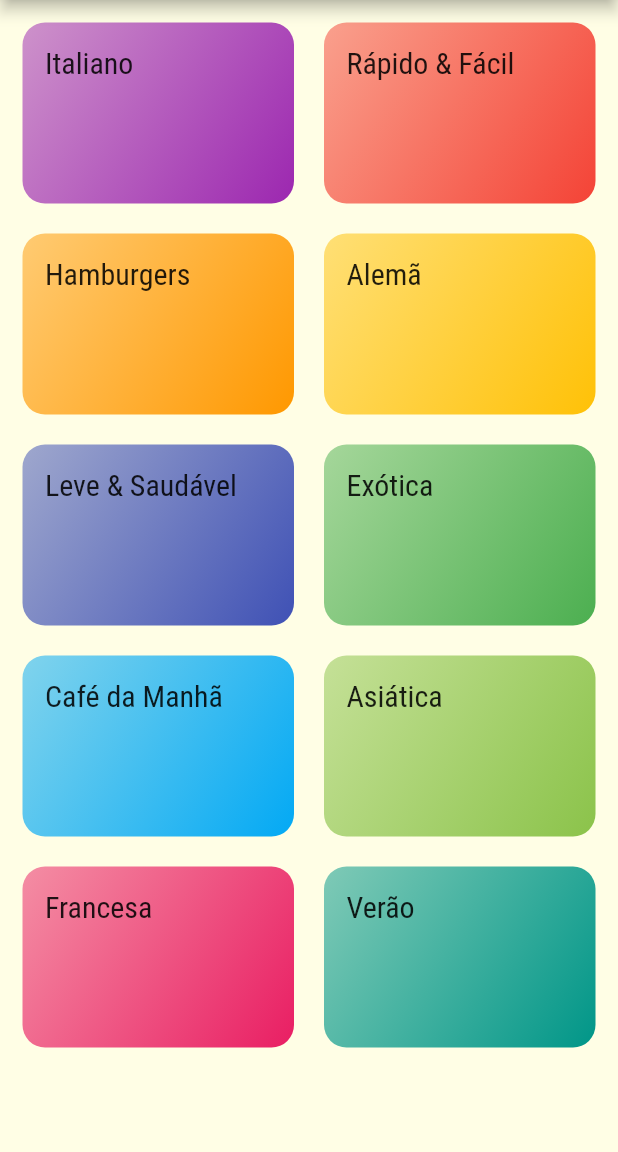
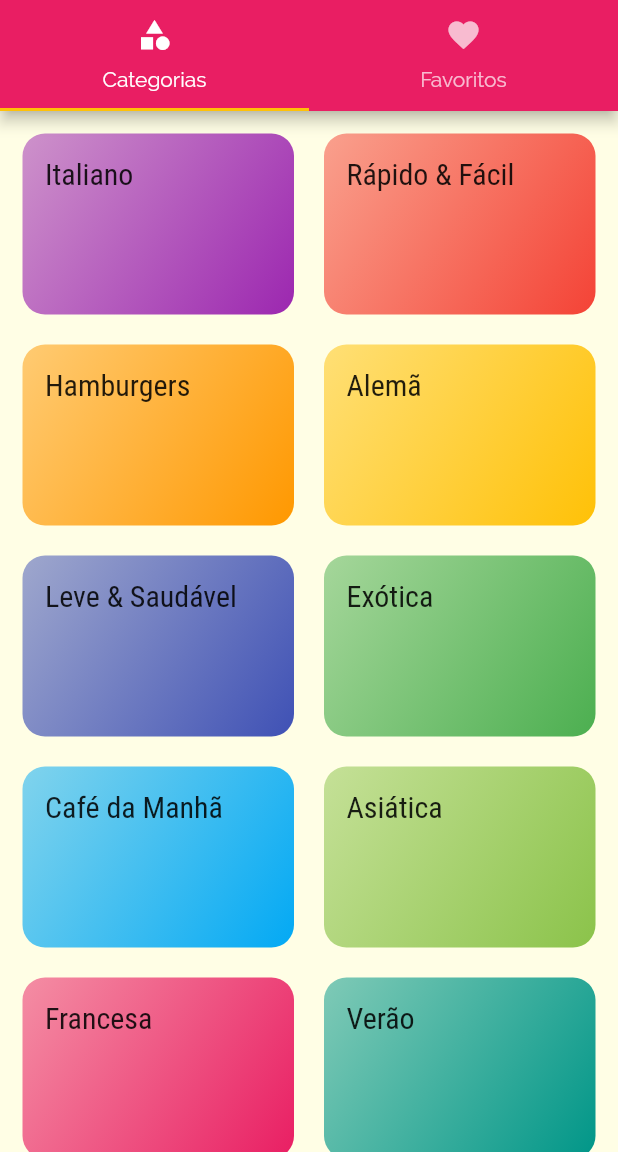
Before and after one commit to enilsonfilho/restaurant-app, a Flutter app: the screen it shows after launch, on a phone screen of 412 x 824 dp, the part 84-1236 px from its top. Run offline on Flutter 3.47's test engine with Material 2 defaults, Android fonts, the light colour scheme and no system bars.

Commit message:
feat: TabBar

```diff
--- a/lib/main.dart
+++ b/lib/main.dart
@@ -1,6 +1,7 @@
 import 'package:app_restaurante/screens/categories_meals_screen.dart';
 import 'package:app_restaurante/screens/categories_screen.dart';
 import 'package:app_restaurante/screens/meal_detail_screen.dart';
+import 'package:app_restaurante/screens/tabs_screen.dart';
 import 'package:app_restaurante/utils/app_routers.dart';
 import 'package:flutter/material.dart';
 
@@ -25,7 +26,7 @@
             )),
         ),
       routes: {
-        AppRoutes.HOME: (ctx) => CategoriesScreen(), // Rota principal (home)
+        AppRoutes.HOME: (ctx) => TabsScreen(), // Rota principal (home)
         AppRoutes.CATEGORIES_MEALS: (ctx) => CategoriesMealsScreen(),
         AppRoutes.MEAL_DETAIL: (ctx) => MealDeatilScreen(),
       },
--- a/lib/screens/categories_screen.dart
+++ b/lib/screens/categories_screen.dart
@@ -6,11 +6,7 @@
 
   @override
   Widget build(BuildContext context) {
-    return Scaffold(
-      appBar: AppBar(
-        title: Text('Vamos Cozinhar?')
-      ),
-      body: GridView(
+    return GridView(
         padding: const EdgeInsets.all(15),
         gridDelegate: const SliverGridDelegateWithMaxCrossAxisExtent(
           maxCrossAxisExtent: 200,
@@ -21,7 +17,6 @@
         children: DUMMY_CATEGORIES.map((cat) {
           return CategoryItem(cat);
         }).toList(),
-      ),
     );
   }
 }
--- /dev/null
+++ b/lib/screens/favorite_screen.dart
@@ -0,0 +1,11 @@
+import 'package:flutter/material.dart';
+
+class FavoriteScreen extends StatelessWidget {
+
+  @override
+  Widget build(BuildContext context) {
+    return Center(
+      child: Text('Minhas Refeições Favoritas!'),
+    );
+  }
+}
--- /dev/null
+++ b/lib/screens/tabs_screen.dart
@@ -0,0 +1,36 @@
+import 'package:app_restaurante/screens/categories_screen.dart';
+import 'package:app_restaurante/screens/favorite_screen.dart';
+import 'package:flutter/material.dart';
+
+class TabsScreen extends StatelessWidget {
+
+  @override
+  Widget build(BuildContext context) {
+    return DefaultTabController(
+      length: 2,
+      child: Scaffold(
+        appBar: AppBar(
+          title: Text('Vamos Cozinhar?'),
+          bottom: TabBar(
+            tabs: [
+              Tab(
+                icon: Icon(Icons.category),
+                text: 'Categorias',
+              ),
+              Tab(
+                icon: Icon(Icons.favorite),
+                text: 'Favoritos',
+              ),
+            ],
+          ),
+        ),
+        body: TabBarView(
+          children: [
+            CategoriesScreen(),
+            FavoriteScreen(),
+          ],
+        ),
+      ),
+    );
+  }
+}
```
